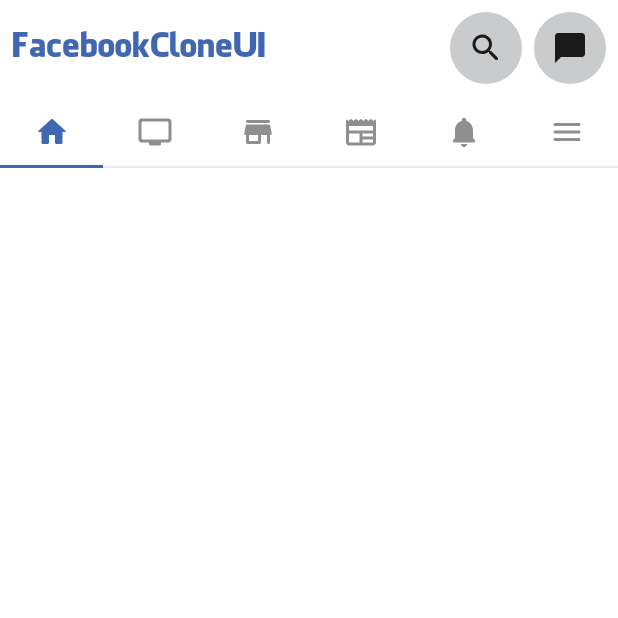
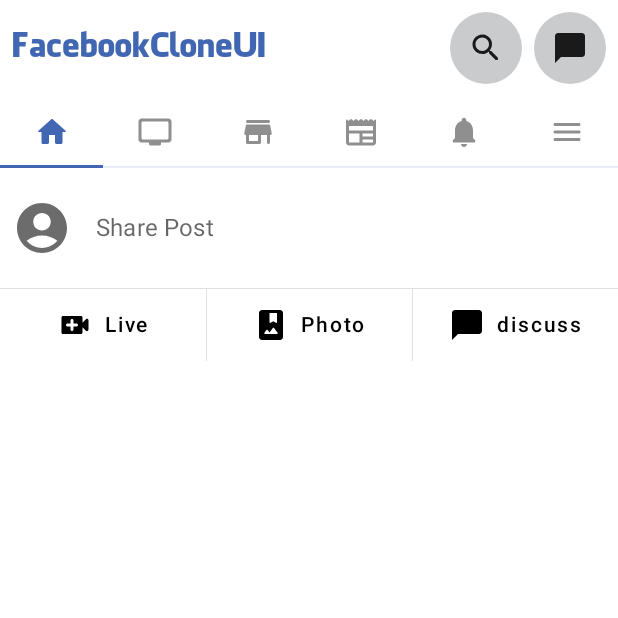
Before and after one commit to sercanyigit/facebookClone, an Android app built with Jetpack Compose: the screen it shows after launch (MainActivity), on a phone screen of 412 x 824 dp, the top half of it. Run offline under Robolectric (Android 15) with nearby library versions, the phone set to English and light mode, and no system bars; our stand-ins replace accompanist.

```diff
--- a/app/src/main/java/com/sercan/facebookcloneui/ui/screens/home/HomeScreen.kt
+++ b/app/src/main/java/com/sercan/facebookcloneui/ui/screens/home/HomeScreen.kt
@@ -1,14 +1,29 @@
 package com.sercan.facebookcloneui.ui.screens.home
 
+import androidx.compose.foundation.Image
 import androidx.compose.foundation.background
-import androidx.compose.foundation.layout.Box
-import androidx.compose.foundation.layout.fillMaxSize
+import androidx.compose.foundation.layout.*
 import androidx.compose.foundation.lazy.LazyColumn
-import androidx.compose.material.MaterialTheme
-import androidx.compose.runtime.Composable
+import androidx.compose.foundation.text.KeyboardActions
+import androidx.compose.foundation.text.KeyboardOptions
+import androidx.compose.material.*
+import androidx.compose.material.icons.Icons
+import androidx.compose.material.icons.rounded.ChatBubble
+import androidx.compose.material.icons.rounded.PhotoAlbum
+import androidx.compose.material.icons.rounded.VideoCall
+import androidx.compose.runtime.*
+import androidx.compose.ui.Alignment
 import androidx.compose.ui.Modifier
+import androidx.compose.ui.graphics.Color
+import androidx.compose.ui.graphics.vector.ImageVector
+import androidx.compose.ui.res.painterResource
+import androidx.compose.ui.text.input.ImeAction
+import androidx.compose.ui.unit.Dp
+import androidx.compose.ui.unit.dp
+import com.sercan.facebookcloneui.R
 import com.sercan.facebookcloneui.ui.components.AppTabBar
 import com.sercan.facebookcloneui.ui.components.TopBar
+import com.sercan.facebookcloneui.ui.utils.VerticalDivider
 
 @Composable
 fun HomeScreen() {
@@ -24,6 +39,88 @@ fun HomeScreen() {
             item {
                 AppTabBar()
             }
+            item {
+                SharePost()
+            }
         }
     }
 }
+
+
+@Composable
+fun SharePost() {
+    var text by remember { mutableStateOf("") }
+
+    Column {
+        Row(
+            Modifier
+                .fillMaxWidth()
+                .padding(horizontal = 8.dp, vertical = 12.dp),
+            verticalAlignment = Alignment.CenterVertically
+        ) {
+            Image(
+                painter = painterResource(id = R.drawable.ic_placeholder),
+                contentDescription = ""
+            )
+
+            TextField(
+                colors = TextFieldDefaults.textFieldColors(
+                    backgroundColor = Color.Transparent,
+                    focusedIndicatorColor = Color.Transparent,
+                    unfocusedIndicatorColor = Color.Transparent
+                ),
+                modifier = Modifier.fillMaxWidth(),
+                value = text,
+                onValueChange = {
+                    text = it
+                },
+                placeholder = {
+                    Text("Share Post")
+                },
+                keyboardActions = KeyboardActions(onSend = {
+                    text = "Send Post"
+                }),
+                keyboardOptions = KeyboardOptions(imeAction = ImeAction.Send)
+            )
+        }
+        Divider(thickness = Dp.Hairline)
+        Row(Modifier.fillMaxWidth()) {
+            ActionItem(
+                Icons.Rounded.VideoCall,
+                "Live",
+                modifier = Modifier.weight(1f)
+            )
+            VerticalDivider(Modifier.height(48.dp), thickness = Dp.Hairline)
+            ActionItem(
+                Icons.Rounded.PhotoAlbum,
+                "Photo",
+                modifier = Modifier.weight(1f)
+            )
+            VerticalDivider(Modifier.height(48.dp), thickness = Dp.Hairline)
+            ActionItem(
+                Icons.Rounded.ChatBubble,
+                "discuss",
+                modifier = Modifier.weight(1f)
+            )
+        }
+    }
+}
+
+@Composable
+private fun ActionItem(
+    icon: ImageVector,
+    text: String,
+    modifier: Modifier = Modifier,
+) {
+    TextButton(
+        modifier = modifier,
+        onClick = { },
+        colors = ButtonDefaults.textButtonColors(contentColor = MaterialTheme.colors.onSurface)
+    ) {
+        Row(verticalAlignment = Alignment.CenterVertically) {
+            Icon(icon, contentDescription = text)
+            Spacer(Modifier.width(8.dp))
+            Text(text)
+        }
+    }
+}
--- /dev/null
+++ b/app/src/main/java/com/sercan/facebookcloneui/ui/utils/CommonUtils.kt
@@ -0,0 +1,40 @@
+package com.sercan.facebookcloneui.ui.utils
+
+import androidx.compose.foundation.background
+import androidx.compose.foundation.layout.Box
+import androidx.compose.foundation.layout.fillMaxHeight
+import androidx.compose.foundation.layout.padding
+import androidx.compose.foundation.layout.width
+import androidx.compose.material.MaterialTheme
+import androidx.compose.runtime.Composable
+import androidx.compose.ui.Modifier
+import androidx.compose.ui.graphics.Color
+import androidx.compose.ui.platform.LocalDensity
+import androidx.compose.ui.unit.Dp
+import androidx.compose.ui.unit.dp
+
+@Composable
+fun VerticalDivider(
+    modifier: Modifier = Modifier,
+    color: Color = MaterialTheme.colors.onSurface.copy(alpha = 0.12f),
+    thickness: Dp = 1.dp,
+    topIndent: Dp = 0.dp,
+) {
+    val indentMod = if (topIndent.value != 0f) {
+        Modifier.padding(top = topIndent)
+    } else {
+        Modifier
+    }
+    val targetThickness = if (thickness == Dp.Hairline) {
+        (1f / LocalDensity.current.density).dp
+    } else {
+        thickness
+    }
+    Box(
+        modifier
+            .then(indentMod)
+            .fillMaxHeight()
+            .width(targetThickness)
+            .background(color = color)
+    )
+}
--- /dev/null
+++ b/app/src/main/res/drawable/ic_placeholder.xml
@@ -0,0 +1,10 @@
+<vector xmlns:android="http://schemas.android.com/apk/res/android"
+    android:width="40dp"
+    android:height="40dp"
+    android:tint="#6C6C6C"
+    android:viewportWidth="24"
+    android:viewportHeight="24">
+    <path
+        android:fillColor="@android:color/white"
+        android:pathData="M12,2C6.48,2 2,6.48 2,12s4.48,10 10,10s10,-4.48 10,-10S17.52,2 12,2zM12,6c1.93,0 3.5,1.57 3.5,3.5S13.93,13 12,13s-3.5,-1.57 -3.5,-3.5S10.07,6 12,6zM12,20c-2.03,0 -4.43,-0.82 -6.14,-2.88C7.55,15.8 9.68,15 12,15s4.45,0.8 6.14,2.12C16.43,19.18 14.03,20 12,20z" />
+</vector>
```
